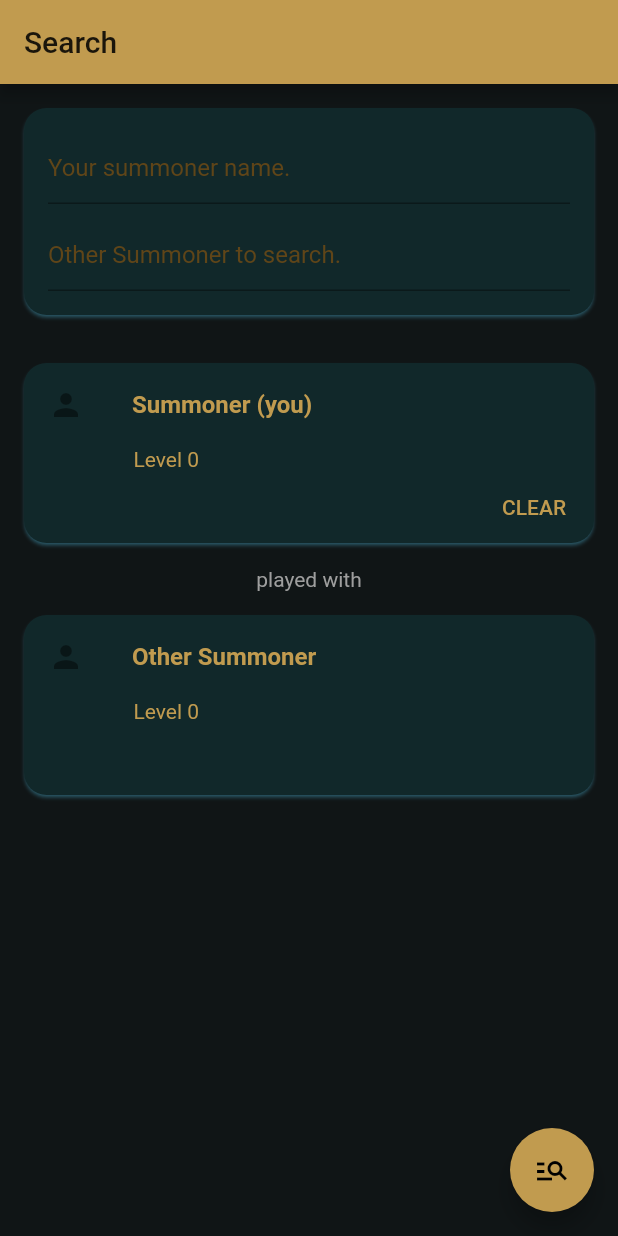
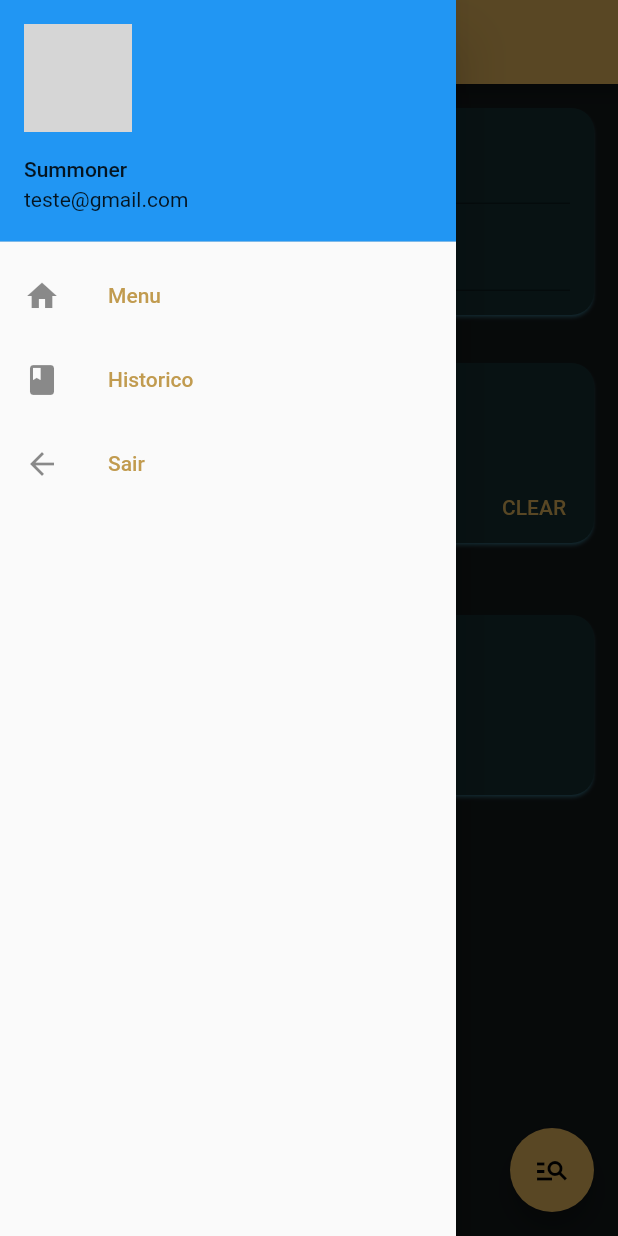
Before and after one commit to wellington-brito/league, a Flutter app: the screen it shows after launch, with the side drawer open (before the commit the screen has no drawer), on a phone screen of 412 x 824 dp. Run offline on Flutter 3.47's test engine with Material 2 defaults, Android fonts, the phone set to English and light mode, and no system bars; our stand-ins replace get_it, shared_preferences; network calls fail; grey boxes are pictures that could not be loaded.

Commit message:
input component and create drawer

```diff
--- a/lib/views/search_summoner_view_.dart
+++ b/lib/views/search_summoner_view_.dart
@@ -186,7 +186,42 @@ class _SearchSummonerViewState extends State<SearchSummonerView> {
   Widget build(BuildContext context) {
     return Scaffold(
       appBar: AppBar(
-        title: Text('Search'),
+        title: Text(nameCache!),
+      ),
+      drawer: Drawer(
+        child: Column(
+          children: [
+            UserAccountsDrawerHeader(
+                currentAccountPicture: ClipRRect(
+                  borderRadius: BorderRadius.circular(40),
+                  child: Image.network('http://ddragon.leagueoflegends.com/cdn/11.15.1/img/profileicon/685.png'),
+                ),
+                accountName: Text(nameCache!),
+                accountEmail: Text('teste@gmail.com')
+            ),
+            ListTile(
+              leading: Icon(Icons.home),
+              title: Text('Menu'),
+              onTap: () {
+                print('inicio');
+              },
+            ),
+            ListTile(
+              leading: Icon(Icons.book),
+              title: Text('Historico'),
+              onTap: () {
+                print('inicio');
+              },
+            ),
+            ListTile(
+              leading: Icon(Icons.arrow_back),
+              title: Text('Sair'),
+              onTap: () {
+                print('inicio');
+              },
+            )
+          ],
+        ),
       ),
       body: SingleChildScrollView(
         child: Column(
@@ -206,50 +241,12 @@ class _SearchSummonerViewState extends State<SearchSummonerView> {
                       key: _formKey,
                       child: Column(
                         children: <Widget>[
-                          // Add TextFormFields and ElevatedButton here.
-                          TextFormField(
-                            cursorColor: Theme.of(context).accentColor,
-                            controller: inputTextMyNickCtrl,
-                            decoration: InputDecoration(
-                              hintText: 'Your summoner name.',
-                              fillColor: Theme.of(context).accentColor,
-                              focusedBorder: OutlineInputBorder(
-                                borderSide: BorderSide(
-                                    color: Theme.of(context).accentColor,
-                                    width: 2),
-                                borderRadius: BorderRadius.circular(10.0),
-                              ),
-                            ),
-                            validator: (value) {
-                              if (value == null || value.isEmpty) {
-                                return 'Please enter your summoner name.';
-                              }
-                              return null;
-                            },
-                          ),
+                        addInputText('Your summoner name','Please enter your summoner name', inputTextMyNickCtrl),
                           const SizedBox(
                             width: 73,
                             height: 10,
                           ),
-                          TextFormField(
-                            controller: inputTextCtrl,
-                            decoration: InputDecoration(
-                              hintText: 'Other Summoner to search.',
-                              fillColor: Theme.of(context).accentColor,
-                              focusedBorder: OutlineInputBorder(
-                                borderSide: BorderSide(
-                                    color: Theme.of(context).accentColor,
-                                    width: 2),
-                                borderRadius: BorderRadius.circular(10.0),
-                              ),
-                            ),
-                            validator: (value) {
-                              if (value == null || value.isEmpty) {
-                                return 'Please enter other summoner name.';
-                              }
-                              return null;
-                            },
-                          ),
+                        addInputText('Other Summoner to search','Please enter other summoner name', inputTextCtrl),
                         ],
                       ),
                     ),
@@ -386,4 +383,28 @@ class _SearchSummonerViewState extends State<SearchSummonerView> {
       ),
     );
   }
+
+  addInputText (hintText, returnText, textController) {
+    return TextFormField(
+      cursorColor: Theme.of(context).accentColor,
+      controller: textController,
+      decoration: InputDecoration(
+        hintText: hintText,
+        fillColor: Theme.of(context).accentColor,
+        focusedBorder: OutlineInputBorder(
+          borderSide: BorderSide(
+              color: Theme.of(context).accentColor,
+              width: 2),
+          borderRadius: BorderRadius.circular(10.0),
+        ),
+      ),
+      validator: (value) {
+        if (value == null || value.isEmpty) {
+          return returnText;
+        }
+        return null;
+      },
+    );
+  }
+
 }
```
Also changed, not shown: pubspec.lock.
